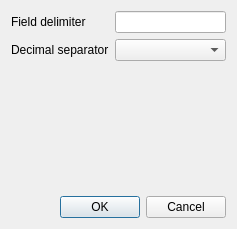
echmet/PeakMasterNG, file src/ui/csvexportoptionsdialog.ui: the form before one commit.
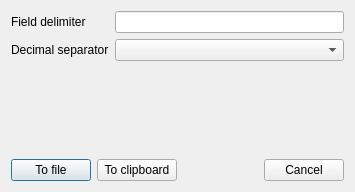
The form after the commit.

Commit message: Allow export of electrophoregram to clipboard

```diff
--- a/src/ui/csvexportoptionsdialog.ui
+++ b/src/ui/csvexportoptionsdialog.ui
@@ -6,8 +6,8 @@
    <rect>
     <x>0</x>
     <y>0</y>
-    <width>237</width>
-    <height>229</height>
+    <width>355</width>
+    <height>192</height>
    </rect>
   </property>
   <property name="windowTitle">
@@ -46,11 +46,58 @@
     </layout>
    </item>
    <item>
-    <widget class="QDialogButtonBox" name="buttonBox">
-     <property name="standardButtons">
-      <set>QDialogButtonBox::Cancel|QDialogButtonBox::Ok</set>
+    <spacer name="verticalSpacer">
+     <property name="orientation">
+      <enum>Qt::Vertical</enum>
      </property>
-    </widget>
+     <property name="sizeHint" stdset="0">
+      <size>
+       <width>20</width>
+       <height>40</height>
+      </size>
+     </property>
+    </spacer>
+   </item>
+   <item>
+    <layout class="QHBoxLayout" name="horizontalLayout">
+     <item>
+      <widget class="QPushButton" name="qpb_toFile">
+       <property name="text">
+        <string>To file</string>
+       </property>
+      </widget>
+     </item>
+     <item>
+      <widget class="QPushButton" name="qpb_toClipboard">
+       <property name="text">
+        <string>To clipboard</string>
+       </property>
+      </widget>
+     </item>
+     <item>
+      <spacer name="horizontalSpacer">
+       <property name="orientation">
+        <enum>Qt::Horizontal</enum>
+       </property>
+       <property name="sizeHint" stdset="0">
+        <size>
+         <width>40</width>
+         <height>20</height>
+        </size>
+       </property>
+      </spacer>
+     </item>
+     <item>
+      <widget class="QDialogButtonBox" name="buttonBox">
+       <property name="standardButtons">
+        <set>QDialogButtonBox::Cancel</set>
+       </property>
+       <property name="centerButtons">
+        <bool>false</bool>
+       </property>
+      </widget>
+     </item>
+    </layout>
    </item>
   </layout>
  </widget>
```
The commit also changes 3 other files.
